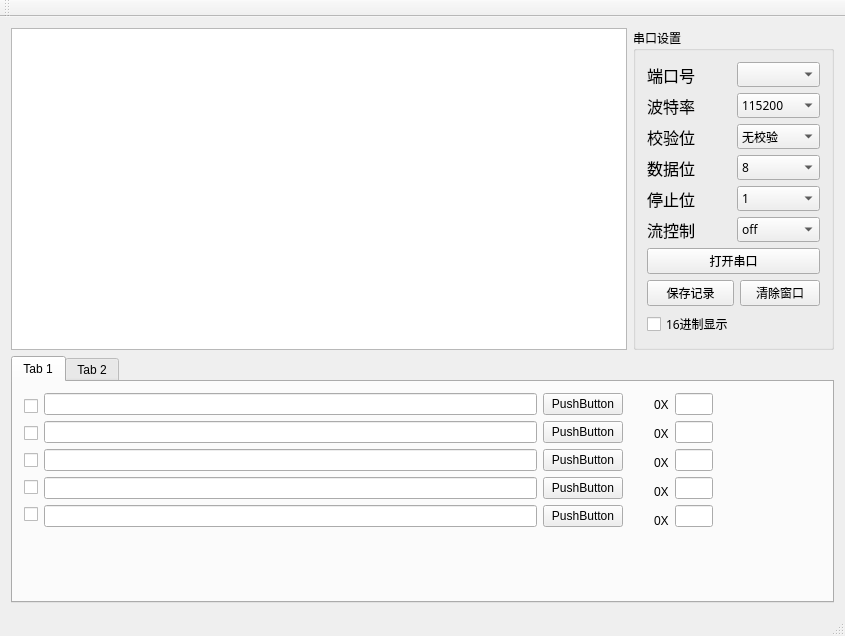
RainRainLiu/ESP8266_Tool, file mainwindow.ui: the form before one commit.
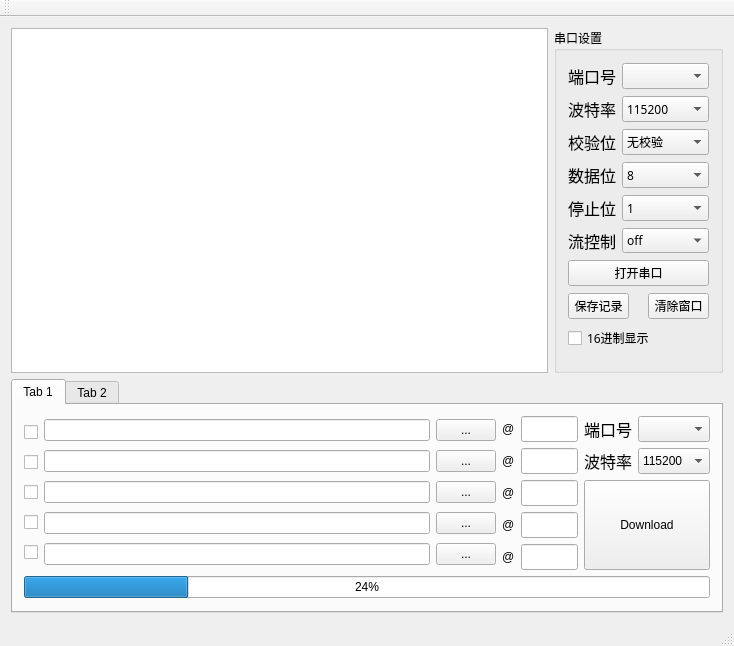
The form after the commit.

Patch:
```diff
--- a/mainwindow.ui
+++ b/mainwindow.ui
@@ -6,26 +6,42 @@
    <rect>
     <x>0</x>
     <y>0</y>
-    <width>845</width>
-    <height>636</height>
+    <width>734</width>
+    <height>646</height>
    </rect>
   </property>
+  <property name="maximumSize">
+   <size>
+    <width>1677777</width>
+    <height>16777215</height>
+   </size>
+  </property>
   <property name="windowTitle">
    <string>MainWindow</string>
   </property>
   <widget class="QWidget" name="centralWidget">
-   <layout class="QGridLayout" name="gridLayout">
+   <layout class="QGridLayout" name="gridLayout_2">
     <item row="0" column="0">
-     <widget class="QPlainTextEdit" name="plainTextEdit"/>
+     <widget class="QTextEdit" name="TE_DdebugInfo">
+      <property name="readOnly">
+       <bool>true</bool>
+      </property>
+     </widget>
     </item>
     <item row="0" column="1">
      <widget class="QGroupBox" name="PortSettingsGB_Debug">
       <property name="minimumSize">
        <size>
-        <width>191</width>
+        <width>161</width>
         <height>0</height>
        </size>
       </property>
+      <property name="maximumSize">
+       <size>
+        <width>197</width>
+        <height>16777215</height>
+       </size>
+      </property>
       <property name="font">
        <font>
         <family>微软雅黑</family>
@@ -34,26 +50,8 @@
       <property name="title">
        <string>串口设置</string>
       </property>
-      <layout class="QGridLayout" name="gridLayout_2">
-       <item row="2" column="0">
-        <widget class="QPushButton" name="saveLog">
-         <property name="text">
-          <string>保存记录</string>
-         </property>
-        </widget>
-       </item>
-       <item row="2" column="1">
-        <widget class="QPushButton" name="clearWindows">
-         <property name="text">
-          <string>清除窗口</string>
-         </property>
-        </widget>
-       </item>
-       <item row="0" column="0" colspan="2">
-        <layout class="QHBoxLayout" name="horizontalLayout_2">
-         <item>
-          <layout class="QVBoxLayout" name="verticalLayout_3">
-           <item>
+      <layout class="QGridLayout" name="gridLayout">
+       <item row="0" column="0">
             <widget class="QLabel" name="COMLabel_2">
              <property name="font">
               <font>
@@ -66,7 +64,20 @@
              </property>
             </widget>
            </item>
-           <item>
+       <item row="0" column="1" colspan="2">
+        <widget class="QComboBox" name="COMCB_Debug">
+         <property name="minimumSize">
+          <size>
+           <width>84</width>
+           <height>26</height>
+          </size>
+         </property>
+         <property name="statusTip">
+          <string>Select port </string>
+         </property>
+        </widget>
+       </item>
+       <item row="1" column="0">
             <widget class="QLabel" name="BaudLabel_2">
              <property name="font">
               <font>
@@ -79,7 +90,45 @@
              </property>
             </widget>
            </item>
+       <item row="1" column="1" colspan="2">
+        <widget class="QComboBox" name="BAUDCB_Debug">
+         <property name="minimumSize">
+          <size>
+           <width>84</width>
+           <height>26</height>
+          </size>
+         </property>
+         <property name="statusTip">
+          <string>Select baudrate</string>
+         </property>
            <item>
+          <property name="text">
+           <string>115200</string>
+          </property>
+         </item>
+         <item>
+          <property name="text">
+           <string>74880</string>
+          </property>
+         </item>
+         <item>
+          <property name="text">
+           <string>57600</string>
+          </property>
+         </item>
+         <item>
+          <property name="text">
+           <string>38400</string>
+          </property>
+         </item>
+         <item>
+          <property name="text">
+           <string>9600</string>
+          </property>
+         </item>
+        </widget>
+       </item>
+       <item row="2" column="0">
             <widget class="QLabel" name="ParityLabel_2">
              <property name="font">
               <font>
@@ -92,90 +141,14 @@
              </property>
             </widget>
            </item>
-           <item>
-            <widget class="QLabel" name="DataBitsLabel_2">
-             <property name="font">
-              <font>
-               <family>微软雅黑</family>
-               <pointsize>12</pointsize>
-              </font>
-             </property>
-             <property name="text">
-              <string>数据位</string>
-             </property>
-            </widget>
-           </item>
-           <item>
-            <widget class="QLabel" name="StopBitsLabel_2">
-             <property name="font">
-              <font>
-               <family>微软雅黑</family>
-               <pointsize>12</pointsize>
-              </font>
-             </property>
-             <property name="text">
-              <string>停止位</string>
-             </property>
-            </widget>
-           </item>
-           <item>
-            <widget class="QLabel" name="FlowCtrlLabel_2">
-             <property name="font">
-              <font>
-               <family>微软雅黑</family>
-               <pointsize>12</pointsize>
-              </font>
-             </property>
-             <property name="text">
-              <string>流控制</string>
-             </property>
-            </widget>
-           </item>
-          </layout>
-         </item>
-         <item>
-          <layout class="QVBoxLayout" name="verticalLayout_4">
-           <item>
-            <widget class="QComboBox" name="COMCB_Debug">
-             <property name="statusTip">
-              <string>Select port </string>
-             </property>
-            </widget>
-           </item>
-           <item>
-            <widget class="QComboBox" name="BAUDCB_Debug">
-             <property name="statusTip">
-              <string>Select baudrate</string>
-             </property>
-             <item>
-              <property name="text">
-               <string>115200</string>
-              </property>
-             </item>
-             <item>
-              <property name="text">
-               <string>57600</string>
-              </property>
-             </item>
-             <item>
-              <property name="text">
-               <string>38400</string>
-              </property>
-             </item>
-             <item>
-              <property name="text">
-               <string>19200</string>
-              </property>
-             </item>
-             <item>
-              <property name="text">
-               <string>9600</string>
-              </property>
-             </item>
-            </widget>
-           </item>
-           <item>
+       <item row="2" column="1" colspan="2">
             <widget class="QComboBox" name="ParityCB_Debug">
+         <property name="minimumSize">
+          <size>
+           <width>84</width>
+           <height>26</height>
+          </size>
+         </property>
              <property name="statusTip">
               <string>Select parity</string>
              </property>
@@ -196,8 +169,27 @@
              </item>
             </widget>
            </item>
-           <item>
+       <item row="3" column="0">
+        <widget class="QLabel" name="DataBitsLabel_2">
+         <property name="font">
+          <font>
+           <family>微软雅黑</family>
+           <pointsize>12</pointsize>
+          </font>
+         </property>
+         <property name="text">
+          <string>数据位</string>
+         </property>
+        </widget>
+       </item>
+       <item row="3" column="1" colspan="2">
             <widget class="QComboBox" name="DataBitsCB_Debug">
+         <property name="minimumSize">
+          <size>
+           <width>84</width>
+           <height>26</height>
+          </size>
+         </property>
              <property name="statusTip">
               <string>Select databits</string>
              </property>
@@ -223,8 +215,27 @@
              </item>
             </widget>
            </item>
-           <item>
+       <item row="4" column="0">
+        <widget class="QLabel" name="StopBitsLabel_2">
+         <property name="font">
+          <font>
+           <family>微软雅黑</family>
+           <pointsize>12</pointsize>
+          </font>
+         </property>
+         <property name="text">
+          <string>停止位</string>
+         </property>
+        </widget>
+       </item>
+       <item row="4" column="1" colspan="2">
             <widget class="QComboBox" name="StopBitsCB_Debug">
+         <property name="minimumSize">
+          <size>
+           <width>84</width>
+           <height>26</height>
+          </size>
+         </property>
              <property name="statusTip">
               <string>Select stopbits</string>
              </property>
@@ -245,7 +256,20 @@
              </item>
             </widget>
            </item>
-           <item>
+       <item row="5" column="0">
+        <widget class="QLabel" name="FlowCtrlLabel_2">
+         <property name="font">
+          <font>
+           <family>微软雅黑</family>
+           <pointsize>12</pointsize>
+          </font>
+         </property>
+         <property name="text">
+          <string>流控制</string>
+         </property>
+        </widget>
+       </item>
+       <item row="5" column="1" colspan="2">
             <widget class="QComboBox" name="FlowCtrlCB_Debug">
              <property name="statusTip">
               <string>Select flowctrl</string>
@@ -267,24 +291,52 @@
              </item>
             </widget>
            </item>
-          </layout>
-         </item>
-        </layout>
-       </item>
-       <item row="3" column="0">
-        <widget class="QCheckBox" name="hexDisplay">
-         <property name="text">
-          <string>16进制显示</string>
-         </property>
-        </widget>
-       </item>
-       <item row="1" column="0" colspan="2">
+       <item row="6" column="0" colspan="3">
         <widget class="QPushButton" name="portCtrl_Debug">
+         <property name="minimumSize">
+          <size>
+           <width>141</width>
+           <height>26</height>
+          </size>
+         </property>
          <property name="text">
           <string>打开串口</string>
          </property>
         </widget>
        </item>
+       <item row="7" column="0" colspan="2">
+        <widget class="QPushButton" name="saveLog">
+         <property name="maximumSize">
+          <size>
+           <width>61</width>
+           <height>26</height>
+          </size>
+         </property>
+         <property name="text">
+          <string>保存记录</string>
+         </property>
+        </widget>
+       </item>
+       <item row="7" column="2">
+        <widget class="QPushButton" name="clearWindows">
+         <property name="maximumSize">
+          <size>
+           <width>61</width>
+           <height>26</height>
+          </size>
+         </property>
+         <property name="text">
+          <string>清除窗口</string>
+         </property>
+        </widget>
+       </item>
+       <item row="8" column="0" colspan="3">
+        <widget class="QCheckBox" name="hexDisplay">
+         <property name="text">
+          <string>16进制显示</string>
+         </property>
+        </widget>
+       </item>
       </layout>
       <zorder>portCtrl_Debug</zorder>
       <zorder>saveLog</zorder>
@@ -295,6 +347,18 @@
     </item>
     <item row="1" column="0" colspan="2">
      <widget class="QTabWidget" name="tabWidget">
+      <property name="minimumSize">
+       <size>
+        <width>0</width>
+        <height>0</height>
+       </size>
+      </property>
+      <property name="maximumSize">
+       <size>
+        <width>16777215</width>
+        <height>234</height>
+       </size>
+      </property>
       <property name="currentIndex">
        <number>0</number>
       </property>
@@ -302,15 +366,8 @@
        <attribute name="title">
         <string>Tab 1</string>
        </attribute>
-       <widget class="QWidget" name="">
-        <property name="geometry">
-         <rect>
-          <x>0</x>
-          <y>0</y>
-          <width>621</width>
-          <height>161</height>
-         </rect>
-        </property>
+       <layout class="QGridLayout" name="gridLayout_3">
+        <item row="0" column="0" rowspan="5">
         <layout class="QHBoxLayout" name="horizontalLayout">
          <item>
           <layout class="QVBoxLayout" name="verticalLayout_5">
@@ -373,114 +430,285 @@
          <item>
           <layout class="QVBoxLayout" name="verticalLayout_2">
            <item>
-            <widget class="QPushButton" name="pushButton_6">
+             <widget class="QPushButton" name="PB_Bin0">
+              <property name="maximumSize">
+               <size>
+                <width>60</width>
+                <height>16777215</height>
+               </size>
+              </property>
              <property name="text">
-              <string>PushButton</string>
+               <string>...</string>
              </property>
             </widget>
            </item>
            <item>
-            <widget class="QPushButton" name="pushButton_5">
+             <widget class="QPushButton" name="PB_Bin1">
+              <property name="maximumSize">
+               <size>
+                <width>60</width>
+                <height>16777215</height>
+               </size>
+              </property>
              <property name="text">
-              <string>PushButton</string>
+               <string>...</string>
              </property>
             </widget>
            </item>
            <item>
-            <widget class="QPushButton" name="pushButton_7">
+             <widget class="QPushButton" name="PB_Bin2">
+              <property name="maximumSize">
+               <size>
+                <width>60</width>
+                <height>16777215</height>
+               </size>
+              </property>
              <property name="text">
-              <string>PushButton</string>
+               <string>...</string>
              </property>
             </widget>
            </item>
            <item>
-            <widget class="QPushButton" name="pushButton_8">
+             <widget class="QPushButton" name="PB_Bin3">
+              <property name="maximumSize">
+               <size>
+                <width>60</width>
+                <height>16777215</height>
+               </size>
+              </property>
              <property name="text">
-              <string>PushButton</string>
+               <string>...</string>
              </property>
             </widget>
            </item>
            <item>
-            <widget class="QPushButton" name="pushButton_9">
+             <widget class="QPushButton" name="PB_Bin4">
+              <property name="maximumSize">
+               <size>
+                <width>60</width>
+                <height>16777215</height>
+               </size>
+              </property>
              <property name="text">
-              <string>PushButton</string>
+               <string>...</string>
              </property>
             </widget>
            </item>
           </layout>
          </item>
         </layout>
-       </widget>
-       <widget class="QWidget" name="">
-        <property name="geometry">
-         <rect>
-          <x>630</x>
-          <y>0</y>
-          <width>81</width>
-          <height>161</height>
-         </rect>
-        </property>
-        <layout class="QHBoxLayout" name="horizontalLayout_3">
-         <item>
+        </item>
+        <item row="0" column="1" rowspan="5">
           <layout class="QVBoxLayout" name="verticalLayout_7">
            <item>
             <widget class="QLabel" name="label">
              <property name="text">
-              <string>0X</string>
+             <string>@</string>
              </property>
             </widget>
            </item>
            <item>
             <widget class="QLabel" name="label_2">
              <property name="text">
-              <string>0X</string>
+             <string>@</string>
              </property>
             </widget>
            </item>
            <item>
             <widget class="QLabel" name="label_4">
              <property name="text">
-              <string>0X</string>
+             <string>@</string>
              </property>
             </widget>
            </item>
            <item>
             <widget class="QLabel" name="label_3">
              <property name="text">
-              <string>0X</string>
+             <string>@</string>
              </property>
             </widget>
            </item>
            <item>
             <widget class="QLabel" name="label_5">
              <property name="text">
-              <string>0X</string>
+             <string>@</string>
              </property>
             </widget>
            </item>
           </layout>
          </item>
+        <item row="0" column="2">
+         <widget class="QLineEdit" name="LE_Bin0_ADDR">
+          <property name="minimumSize">
+           <size>
+            <width>0</width>
+            <height>0</height>
+           </size>
+          </property>
+          <property name="maximumSize">
+           <size>
+            <width>57</width>
+            <height>26</height>
+           </size>
+          </property>
+         </widget>
+        </item>
+        <item row="0" column="3">
+         <widget class="QLabel" name="COMLabel_3">
+          <property name="maximumSize">
+           <size>
+            <width>48</width>
+            <height>26</height>
+           </size>
+          </property>
+          <property name="font">
+           <font>
+            <family>微软雅黑</family>
+            <pointsize>12</pointsize>
+           </font>
+          </property>
+          <property name="text">
+           <string>端口号</string>
+          </property>
+         </widget>
+        </item>
+        <item row="0" column="4">
+         <widget class="QComboBox" name="CB_Port_Download">
+          <property name="maximumSize">
+           <size>
+            <width>72</width>
+            <height>26</height>
+           </size>
+          </property>
+          <property name="statusTip">
+           <string>Select port </string>
+          </property>
+         </widget>
+        </item>
+        <item row="1" column="2">
+         <widget class="QLineEdit" name="LE_Bin1_ADDR">
+          <property name="maximumSize">
+           <size>
+            <width>57</width>
+            <height>26</height>
+           </size>
+          </property>
+         </widget>
+        </item>
+        <item row="1" column="3">
+         <widget class="QLabel" name="BaudLabel_3">
+          <property name="maximumSize">
+           <size>
+            <width>48</width>
+            <height>26</height>
+           </size>
+          </property>
+          <property name="font">
+           <font>
+            <family>微软雅黑</family>
+            <pointsize>12</pointsize>
+           </font>
+          </property>
+          <property name="text">
+           <string>波特率</string>
+          </property>
+         </widget>
+        </item>
+        <item row="1" column="4">
+         <widget class="QComboBox" name="CB_BaudRate_Download">
+          <property name="maximumSize">
+           <size>
+            <width>72</width>
+            <height>26</height>
+           </size>
+          </property>
+          <property name="statusTip">
+           <string>Select baudrate</string>
+          </property>
          <item>
-          <layout class="QVBoxLayout" name="verticalLayout_6">
-           <item>
-            <widget class="QLineEdit" name="lineEdit_6"/>
+           <property name="text">
+            <string>115200</string>
+           </property>
            </item>
            <item>
-            <widget class="QLineEdit" name="lineEdit_7"/>
+           <property name="text">
+            <string>57600</string>
+           </property>
            </item>
            <item>
-            <widget class="QLineEdit" name="lineEdit_8"/>
+           <property name="text">
+            <string>38400</string>
+           </property>
            </item>
            <item>
-            <widget class="QLineEdit" name="lineEdit_9"/>
+           <property name="text">
+            <string>19200</string>
+           </property>
            </item>
            <item>
-            <widget class="QLineEdit" name="lineEdit_10"/>
-           </item>
-          </layout>
-         </item>
-        </layout>
-       </widget>
+           <property name="text">
+            <string>9600</string>
+           </property>
+          </item>
+         </widget>
+        </item>
+        <item row="2" column="2">
+         <widget class="QLineEdit" name="LE_Bin2_ADDR">
+          <property name="maximumSize">
+           <size>
+            <width>57</width>
+            <height>26</height>
+           </size>
+          </property>
+         </widget>
+        </item>
+        <item row="2" column="3" rowspan="3" colspan="2">
+         <widget class="QPushButton" name="BT_Download">
+          <property name="maximumSize">
+           <size>
+            <width>131</width>
+            <height>91</height>
+           </size>
+          </property>
+          <property name="text">
+           <string>Download</string>
+          </property>
+         </widget>
+        </item>
+        <item row="3" column="2">
+         <widget class="QLineEdit" name="LE_Bin3_ADDR">
+          <property name="maximumSize">
+           <size>
+            <width>57</width>
+            <height>26</height>
+           </size>
+          </property>
+         </widget>
+        </item>
+        <item row="4" column="2">
+         <widget class="QLineEdit" name="LE_Bin4_ADDR">
+          <property name="maximumSize">
+           <size>
+            <width>57</width>
+            <height>26</height>
+           </size>
+          </property>
+         </widget>
+        </item>
+        <item row="5" column="0" colspan="5">
+         <widget class="QProgressBar" name="PB_Download">
+          <property name="contextMenuPolicy">
+           <enum>Qt::DefaultContextMenu</enum>
+          </property>
+          <property name="value">
+           <number>24</number>
+          </property>
+          <property name="textDirection">
+           <enum>QProgressBar::TopToBottom</enum>
+          </property>
+         </widget>
+        </item>
+       </layout>
       </widget>
       <widget class="QWidget" name="tab_2">
        <attribute name="title">
```
Left out of the diff: 79 changed lines with no effect on the pictures. Lines whose indentation alone changed are shown as unchanged.
